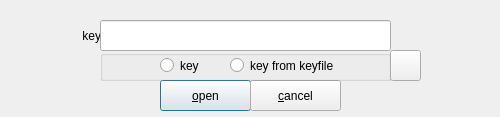
This is zuluMount-gui/keydialog.ui in mhogomchungu/zuluCrypt as Qt 5 draws it before an edit. The edited form follows.
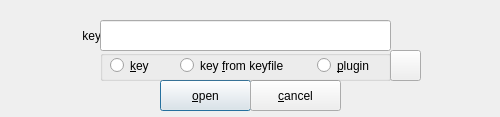
This is the edited form.

What changed in the file:
```diff
--- a/zuluMount-gui/keydialog.ui
+++ b/zuluMount-gui/keydialog.ui
@@ -70,27 +70,40 @@
    <widget class="QRadioButton" name="rbKey">
     <property name="geometry">
      <rect>
-      <x>60</x>
+      <x>10</x>
       <y>0</y>
       <width>71</width>
       <height>31</height>
      </rect>
     </property>
     <property name="text">
-     <string>key</string>
+     <string>&amp;key</string>
     </property>
    </widget>
    <widget class="QRadioButton" name="rbKeyFile">
     <property name="geometry">
      <rect>
-      <x>130</x>
+      <x>80</x>
       <y>0</y>
-      <width>161</width>
+      <width>131</width>
       <height>31</height>
      </rect>
     </property>
     <property name="text">
-     <string>key from keyfile</string>
+     <string>key &amp;from keyfile</string>
+    </property>
+   </widget>
+   <widget class="QRadioButton" name="rbPlugIn">
+    <property name="geometry">
+     <rect>
+      <x>217</x>
+      <y>0</y>
+      <width>71</width>
+      <height>31</height>
+     </rect>
+    </property>
+    <property name="text">
+     <string>&amp;plugin</string>
     </property>
    </widget>
   </widget>
```
